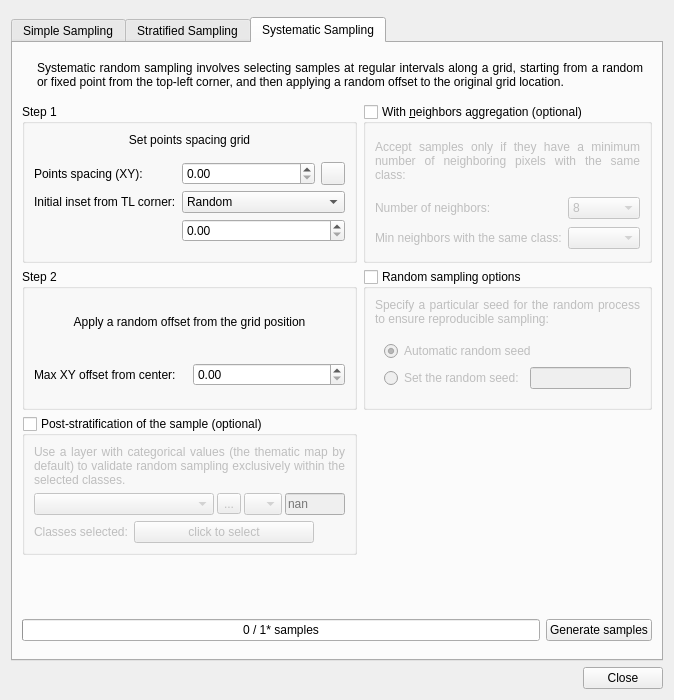
Old version of the form ui/sampling_design_window.ui in the repository SMByC/AcATaMa.
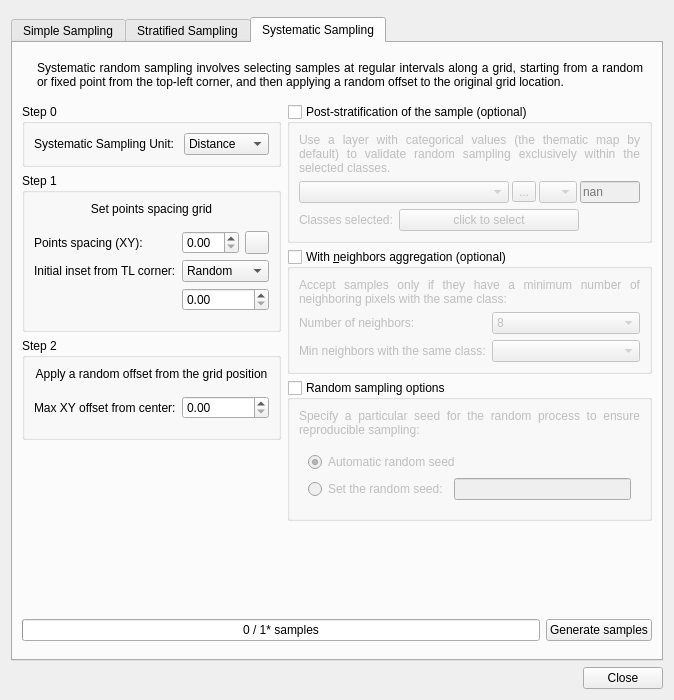
New version of the form. The open tabs and pages were chosen to show the change. Icons and pictures are not drawn. Custom widgets are drawn as their Qt base class.

Commit message: New systematic sampling process that uses pixels as a unit of measurement in its systematic sampling methodology

The edit to the form file:
```diff
--- a/ui/sampling_design_window.ui
+++ b/ui/sampling_design_window.ui
@@ -1274,7 +1274,7 @@
        </item>
        <item>
         <widget class="QWidget" name="widget_15" native="true">
-         <layout class="QGridLayout" name="gridLayout_14">
+         <layout class="QHBoxLayout" name="horizontalLayout_11">
           <property name="leftMargin">
            <number>0</number>
           </property>
@@ -1287,48 +1287,52 @@
           <property name="bottomMargin">
            <number>0</number>
           </property>
-          <item row="1" column="0">
-           <widget class="QGroupBox" name="widget_SystS_step2">
+          <item>
+           <widget class="QWidget" name="widget_20" native="true">
+            <layout class="QVBoxLayout" name="verticalLayout_2">
+             <property name="leftMargin">
+              <number>0</number>
+             </property>
+             <property name="topMargin">
+              <number>0</number>
+             </property>
+             <property name="rightMargin">
+              <number>0</number>
+             </property>
+             <property name="bottomMargin">
+              <number>0</number>
+             </property>
+             <item>
+              <widget class="QGroupBox" name="widget_SystS_step0">
             <property name="title">
-             <string>Step 2</string>
-            </property>
-            <layout class="QVBoxLayout" name="verticalLayout_29">
-             <item>
-              <widget class="QLabel" name="label_7">
-               <property name="text">
-                <string>Apply a random offset from the grid position</string>
-               </property>
-               <property name="alignment">
-                <set>Qt::AlignCenter</set>
-               </property>
-              </widget>
-             </item>
-             <item>
-              <widget class="QWidget" name="widget_11" native="true">
-               <layout class="QGridLayout" name="gridLayout_7">
-                <property name="leftMargin">
-                 <number>0</number>
-                </property>
-                <property name="rightMargin">
-                 <number>0</number>
-                </property>
+                <string>Step 0</string>
+               </property>
+               <layout class="QGridLayout" name="gridLayout_5">
                 <item row="0" column="0">
-                 <widget class="QLabel" name="label_31">
+                 <widget class="QLabel" name="label_22">
                   <property name="text">
-                   <string>Max XY offset from center:</string>
+                   <string>Systematic Sampling Unit: </string>
                   </property>
                  </widget>
                 </item>
                 <item row="0" column="1">
-                 <widget class="QDoubleSpinBox" name="MaxXYoffset_SystS"/>
-                </item>
-               </layout>
+                 <widget class="QComboBox" name="QCBox_Systematic_Sampling_Unit">
+                  <item>
+                   <property name="text">
+                    <string>Distance</string>
+                   </property>
+                  </item>
+                  <item>
+                   <property name="text">
+                    <string>Pixels</string>
+                   </property>
+                  </item>
               </widget>
              </item>
             </layout>
            </widget>
           </item>
-          <item row="0" column="0">
+             <item>
            <widget class="QGroupBox" name="widget_SystS_step1">
             <property name="title">
              <string>Step 1</string>
@@ -1410,7 +1414,79 @@
             </layout>
            </widget>
           </item>
-          <item row="2" column="0">
+             <item>
+              <widget class="QGroupBox" name="widget_SystS_step2">
+               <property name="title">
+                <string>Step 2</string>
+               </property>
+               <layout class="QVBoxLayout" name="verticalLayout_29">
+                <item>
+                 <widget class="QLabel" name="label_7">
+                  <property name="text">
+                   <string>Apply a random offset from the grid position</string>
+                  </property>
+                  <property name="alignment">
+                   <set>Qt::AlignCenter</set>
+                  </property>
+                 </widget>
+                </item>
+                <item>
+                 <widget class="QWidget" name="widget_11" native="true">
+                  <layout class="QGridLayout" name="gridLayout_7">
+                   <property name="leftMargin">
+                    <number>0</number>
+                   </property>
+                   <property name="rightMargin">
+                    <number>0</number>
+                   </property>
+                   <item row="0" column="0">
+                    <widget class="QLabel" name="label_31">
+                     <property name="text">
+                      <string>Max XY offset from center:</string>
+                     </property>
+                    </widget>
+                   </item>
+                   <item row="0" column="1">
+                    <widget class="QDoubleSpinBox" name="MaxXYoffset_SystS"/>
+                   </item>
+                  </layout>
+                 </widget>
+                </item>
+               </layout>
+              </widget>
+             </item>
+             <item>
+              <spacer name="verticalSpacer_6">
+               <property name="orientation">
+                <enum>Qt::Vertical</enum>
+               </property>
+               <property name="sizeHint" stdset="0">
+                <size>
+                 <width>20</width>
+                 <height>40</height>
+                </size>
+               </property>
+              </spacer>
+             </item>
+            </layout>
+           </widget>
+          </item>
+          <item>
+           <widget class="QWidget" name="widget_19" native="true">
+            <layout class="QVBoxLayout" name="verticalLayout">
+             <property name="leftMargin">
+              <number>0</number>
+             </property>
+             <property name="topMargin">
+              <number>0</number>
+             </property>
+             <property name="rightMargin">
+              <number>0</number>
+             </property>
+             <property name="bottomMargin">
+              <number>0</number>
+             </property>
+             <item>
            <widget class="QGroupBox" name="QGBox_SystSwithPS">
             <property name="title">
              <string>Post-stratification of the sample (optional)</string>
@@ -1596,7 +1672,7 @@
             </layout>
            </widget>
           </item>
-          <item row="0" column="1">
+             <item>
            <widget class="QGroupBox" name="QGBox_neighbour_aggregation_SystS">
             <property name="title">
              <string>With &amp;neighbors aggregation (optional)</string>
@@ -1703,7 +1779,7 @@
             </layout>
            </widget>
           </item>
-          <item row="1" column="1">
+             <item>
            <widget class="QGroupBox" name="QGBox_random_sampling_options_SystS">
             <property name="title">
              <string>Random sampling options</string>
@@ -1779,11 +1855,8 @@
             </layout>
            </widget>
           </item>
-         </layout>
-        </widget>
-       </item>
        <item>
-        <spacer name="verticalSpacer_6">
+              <spacer name="verticalSpacer_2">
          <property name="orientation">
           <enum>Qt::Vertical</enum>
          </property>
@@ -1794,6 +1867,12 @@
           </size>
          </property>
         </spacer>
+             </item>
+            </layout>
+           </widget>
+          </item>
+         </layout>
+        </widget>
        </item>
        <item>
         <widget class="QWidget" name="widget_Generation_SystS" native="true">
```
Left out of the diff: 397 changed lines with no effect on the pictures. Lines whose indentation alone changed are shown as unchanged. The commit also changes 7 other files.
